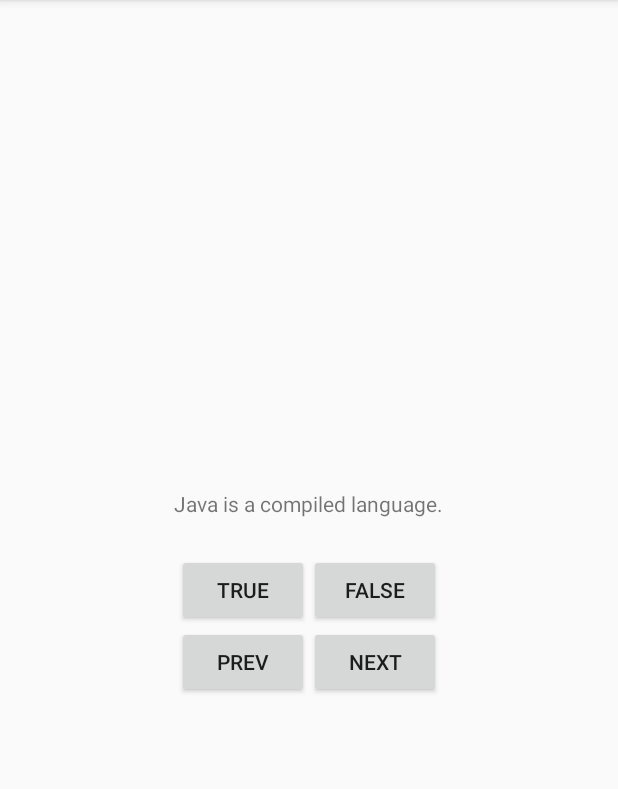
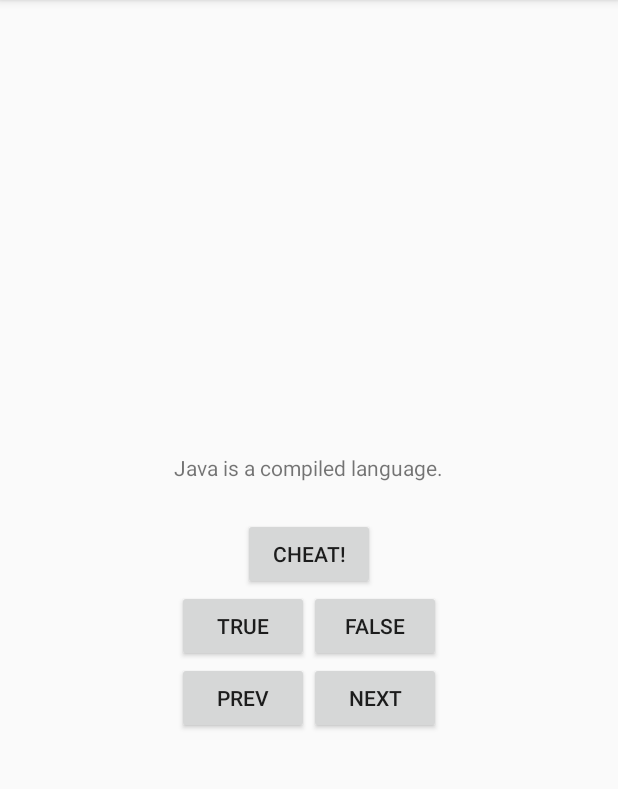
Before and after one commit to rachelumunoz/JavaQuiz, an Android app: the screen it shows after launch (QuizActivity), on a phone screen of 412 x 824 dp, the part 84-873 px from its top. Run offline under Robolectric (Android 15) with nearby library versions, the phone set to English and light mode, and no system bars.

Commit message:
Adds Cheat Button to main activity

```diff
--- a/app/src/main/res/layout/activity_quiz.xml
+++ b/app/src/main/res/layout/activity_quiz.xml
@@ -11,6 +11,12 @@
         android:layout_width="wrap_content"
         android:layout_height="wrap_content"
         android:padding="24dp"/>
+
+    <Button
+        android:id="@+id/cheat_button"
+        android:layout_width="wrap_content"
+        android:layout_height="wrap_content"
+        android:text="@string/cheat_button"/>
 
     <LinearLayout
         android:layout_height="wrap_content"
--- a/app/src/main/res/values/strings.xml
+++ b/app/src/main/res/values/strings.xml
@@ -5,6 +5,7 @@
     <string name="false_button">False</string>
     <string name="next_button">Next</string>
     <string name="previous_button">Prev</string>
+    <string name="cheat_button">Cheat!</string>
 
     <string name="question_one">Java is a compiled language.</string>
     <string name="question_two">Java uses prototypal inheritance.</string>
```
